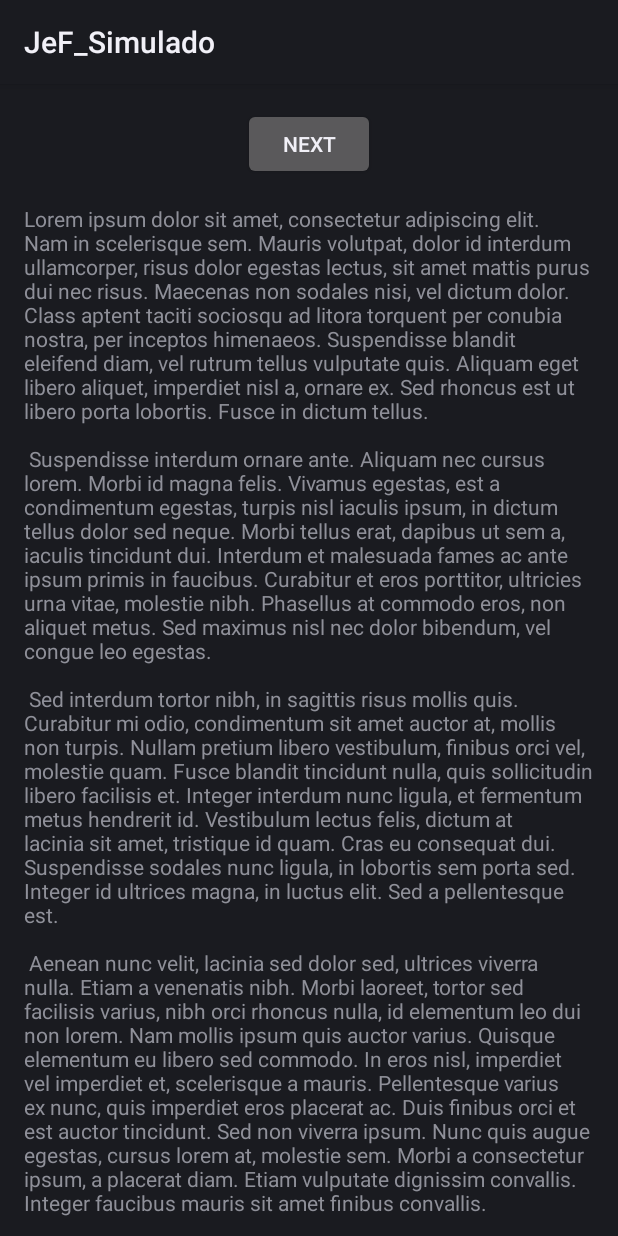
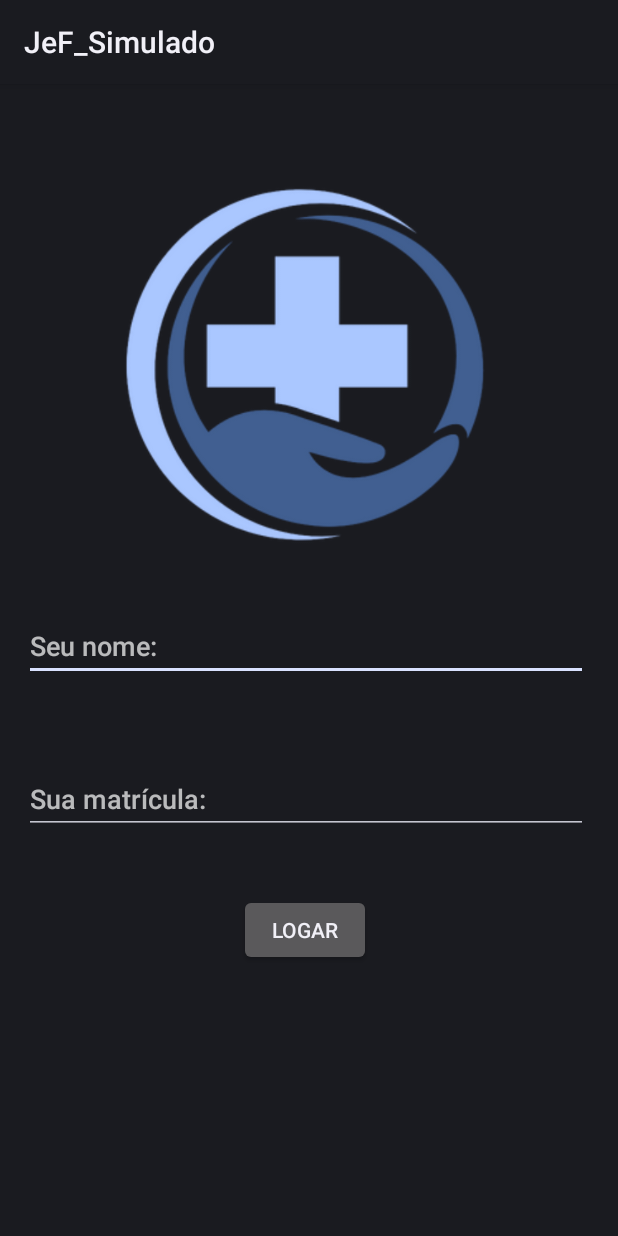
Before and after one commit to MelgesMoser/Simulado_JeF, an Android app: the fragment FirstFragment shown on its own in the app's theme, on a phone screen of 412 x 824 dp. Run offline under Robolectric (Android 15) with nearby library versions, the light colour scheme and no system bars.

Commit message:
subindo o front da tela de login

```diff
--- a/app/src/main/java/com/germinare/jef_simulado/CadastroExameActivity.java
+++ b/app/src/main/java/com/germinare/jef_simulado/CadastroExameActivity.java
@@ -1,4 +1,4 @@
 package com.germinare.jef_simulado;
 
-public class ExameActivity {
+public class CadastroExameActivity {
 }
--- a/app/src/main/java/com/germinare/jef_simulado/FirstFragment.java
+++ b/app/src/main/java/com/germinare/jef_simulado/FirstFragment.java
@@ -29,10 +29,6 @@ public class FirstFragment extends Fragment {
     public void onViewCreated(@NonNull View view, Bundle savedInstanceState) {
         super.onViewCreated(view, savedInstanceState);
 
-        binding.buttonFirst.setOnClickListener(v ->
-                NavHostFragment.findNavController(FirstFragment.this)
-                        .navigate(R.id.action_FirstFragment_to_SecondFragment)
-        );
     }
 
     @Override
--- a/app/src/main/res/layout/fragment_first.xml
+++ b/app/src/main/res/layout/fragment_first.xml
@@ -7,29 +7,61 @@
     tools:context=".FirstFragment">
 
     <androidx.constraintlayout.widget.ConstraintLayout
-        android:layout_width="match_parent"
+        android:layout_width="wrap_content"
         android:layout_height="match_parent"
         android:padding="16dp">
 
-        <Button
-            android:id="@+id/button_first"
-            android:layout_width="wrap_content"
-            android:layout_height="wrap_content"
-            android:text="@string/next"
-            app:layout_constraintBottom_toTopOf="@id/textview_first"
+        <ImageView
+            android:id="@+id/imageView2"
+            android:layout_width="254dp"
+            android:layout_height="252dp"
+            android:layout_marginTop="44dp"
+            android:src="@drawable/logo"
             app:layout_constraintEnd_toEndOf="parent"
+            app:layout_constraintHorizontal_bias="0.496"
             app:layout_constraintStart_toStartOf="parent"
             app:layout_constraintTop_toTopOf="parent" />
 
-        <TextView
-            android:id="@+id/textview_first"
+        <EditText
+            android:id="@+id/editTextText"
+            android:layout_width="376dp"
+            android:layout_height="46dp"
+            android:layout_marginTop="40dp"
+            android:layout_marginBottom="16dp"
+            android:ems="10"
+            android:hint="Seu nome:"
+            android:inputType="text"
+            app:layout_constraintBottom_toTopOf="@+id/editTextText2"
+            app:layout_constraintEnd_toEndOf="parent"
+            app:layout_constraintHorizontal_bias="0.0"
+            app:layout_constraintStart_toStartOf="parent"
+            app:layout_constraintTop_toBottomOf="@+id/imageView2" />
+
+        <EditText
+            android:id="@+id/editTextText2"
+            android:layout_width="376dp"
+            android:layout_height="46dp"
+            android:layout_marginTop="40dp"
+            android:ems="10"
+            android:hint="Sua matrícula:"
+            android:inputType="text"
+            app:layout_constraintBottom_toTopOf="@+id/button"
+            app:layout_constraintEnd_toEndOf="parent"
+            app:layout_constraintHorizontal_bias="0.0"
+            app:layout_constraintStart_toStartOf="parent"
+            app:layout_constraintTop_toBottomOf="@+id/editTextText" />
+
+        <Button
+            android:id="@+id/button"
             android:layout_width="wrap_content"
             android:layout_height="wrap_content"
-            android:layout_marginTop="16dp"
-            android:text="@string/lorem_ipsum"
+            android:layout_marginTop="40dp"
+            android:text="Logar"
             app:layout_constraintBottom_toBottomOf="parent"
             app:layout_constraintEnd_toEndOf="parent"
+            app:layout_constraintHorizontal_bias="0.498"
             app:layout_constraintStart_toStartOf="parent"
-            app:layout_constraintTop_toBottomOf="@id/button_first" />
+            app:layout_constraintTop_toBottomOf="@+id/editTextText2" />
+
     </androidx.constraintlayout.widget.ConstraintLayout>
 </androidx.core.widget.NestedScrollView>
```
